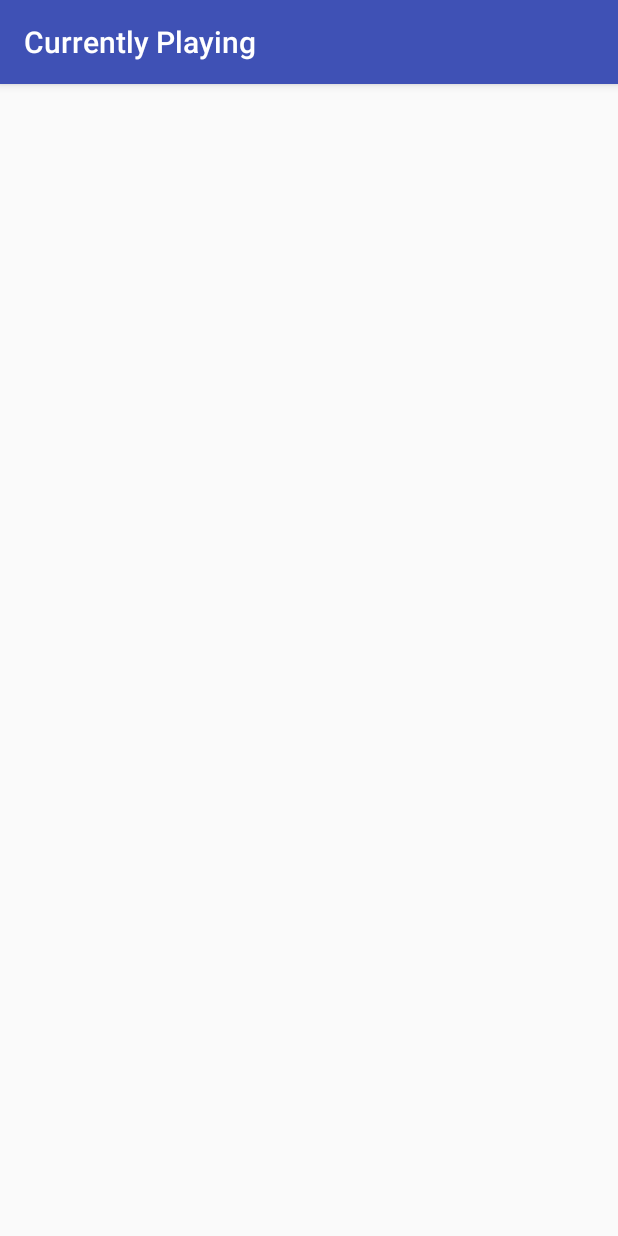
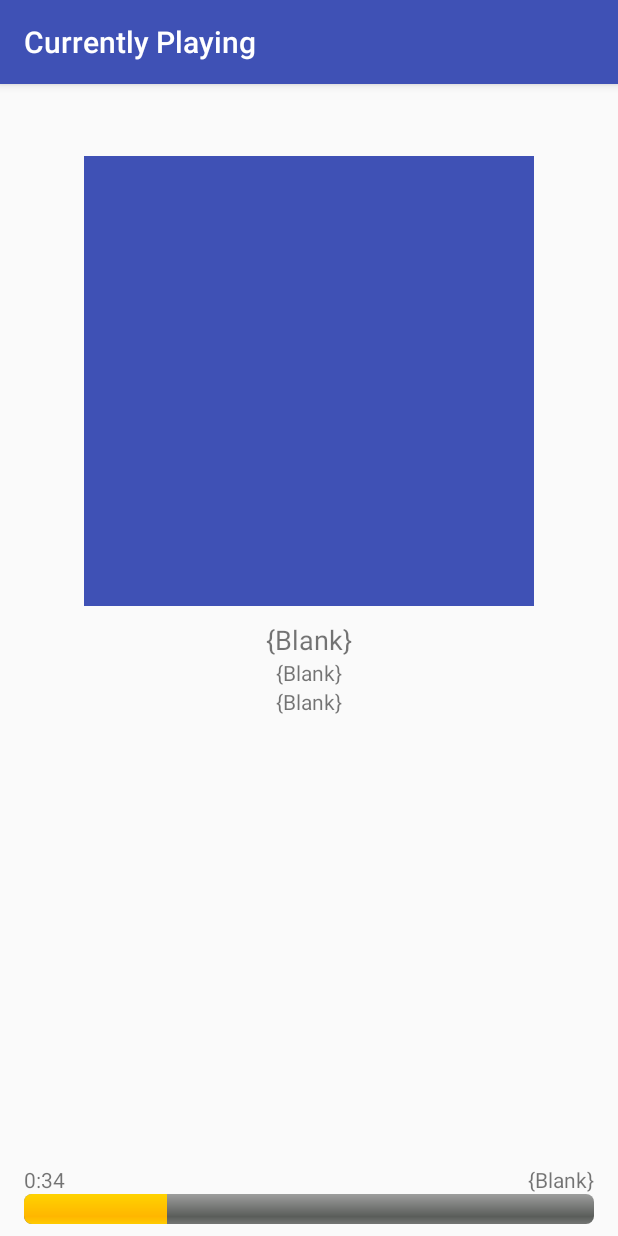
Before and after one commit to Shaddyjr/GenericMusicApp, an Android app: the PlayingSongActivity screen opened directly, with no data from a screen before it, on a phone screen of 412 x 824 dp. Run offline under Robolectric (Android 15) with nearby library versions, the phone set to English and light mode, and no system bars.

Commit message:
styled currently playing

```diff
--- a/app/src/main/java/com/example/asc_guest/genericmusicapp/PlayingSongActivity.java
+++ b/app/src/main/java/com/example/asc_guest/genericmusicapp/PlayingSongActivity.java
@@ -3,13 +3,26 @@ package com.example.asc_guest.genericmusicapp;
 import android.content.Intent;
 import android.support.v7.app.AppCompatActivity;
 import android.os.Bundle;
+import android.widget.TextView;
+
+import org.w3c.dom.Text;
 
 public class PlayingSongActivity extends AppCompatActivity {
     Intent mIntent;
+    TextView
+            mTitle,
+            mGenre,
+            mArtist,
+            mDuration;
     @Override
     protected void onCreate(Bundle savedInstanceState) {
         super.onCreate(savedInstanceState);
         setContentView(R.layout.activity_playing_song);
+
+        mTitle = findViewById(R.id.songName);
+        mGenre = findViewById(R.id.songGenre);
+        mArtist = findViewById(R.id.songArtist);
+        mDuration = findViewById(R.id.songDuration);
 
         mIntent = getIntent();
         if(mIntent.hasExtra("name")){
@@ -20,10 +33,17 @@ public class PlayingSongActivity extends AppCompatActivity {
     }
 
     private void songFill(Song song){
-
+        mTitle.setText(song.getTitle());
+        mArtist.setText(song.getArtist());
+        mGenre.setText(song.getGenre());
+        mDuration.setText(song.getDuration());
     }
 
     private void blankFill(){
-
+        String str = getResources().getString(R.string.blank);
+        mTitle.setText(str);
+        mArtist.setText(str);
+        mGenre.setText(str);
+        mDuration.setText(str);
     }
 }
--- a/app/src/main/java/com/example/asc_guest/genericmusicapp/Song.java
+++ b/app/src/main/java/com/example/asc_guest/genericmusicapp/Song.java
@@ -1,6 +1,7 @@
 package com.example.asc_guest.genericmusicapp;
 
 import android.support.annotation.NonNull;
+import android.util.Log;
 
 import java.util.ArrayList;
 import java.util.Collection;
@@ -87,7 +88,9 @@ public class Song implements Comparable{
      * @return Song
      */
     public static Song findByName(String name){
-        return all.get(hashRecord.get(name));
+        Log.v("blah", name);
+        Log.v("blah2",""+hashRecord.get(name));
+        return all.get(hashRecord.get(name)-1);
     }
 
     /**
--- a/app/src/main/java/com/example/asc_guest/genericmusicapp/SongAdapter.java
+++ b/app/src/main/java/com/example/asc_guest/genericmusicapp/SongAdapter.java
@@ -1,6 +1,7 @@
 package com.example.asc_guest.genericmusicapp;
 
 import android.app.Activity;
+import android.content.Intent;
 import android.content.res.Resources;
 import android.support.annotation.NonNull;
 import android.support.annotation.Nullable;
@@ -16,8 +17,10 @@ import java.util.ArrayList;
 import java.util.Random;
 
 public class SongAdapter extends ArrayAdapter<Song> {
+    Activity mActivity;
     SongAdapter(Activity context, ArrayList<Song> songs){
         super(context, 0, songs);
+        mActivity = context;
     }
 
     @NonNull
@@ -32,25 +35,35 @@ public class SongAdapter extends ArrayAdapter<Song> {
         }
 
         // after view recycled or inflated, securing object at position
-        Song songObj = getItem(position);
+        final Song song = getItem(position);
 
         // now, filling in view with information from the object
         TextView artist = singleSongView.findViewById(R.id.songArtist);
-        String artistString = getContext().getString(R.string.songArtist, songObj.getArtist());
+        String artistString = getContext().getString(R.string.songArtist, song.getArtist());
         artist.setText(artistString);
 
         TextView genre = singleSongView.findViewById(R.id.songGenre);
-        String genreString = getContext().getString(R.string.songGenre, songObj.getGenre());
+        String genreString = getContext().getString(R.string.songGenre, song.getGenre());
         genre.setText(genreString);
 
         TextView title = singleSongView.findViewById(R.id.songName);
-        title.setText(songObj.getTitle());
+        title.setText(song.getTitle());
 
         TextView duration = singleSongView.findViewById(R.id.songDuration);
-        duration.setText(songObj.getDuration());
+        duration.setText(song.getDuration());
 
         Button play = singleSongView.findViewById(R.id.songPlayButton);
         setLightBackground(play, position);
+
+        play.setOnClickListener(new View.OnClickListener(){
+            @Override
+            public void onClick(View v){
+                Intent intent = new Intent(mActivity, PlayingSongActivity.class);
+                intent.putExtra("name",song.getTitle());
+                mActivity.startActivity(intent);
+            }
+        });
+
 
         setBackgroundColor(singleSongView, position);
         return singleSongView;
--- a/app/src/main/res/layout/activity_playing_song.xml
+++ b/app/src/main/res/layout/activity_playing_song.xml
@@ -1,14 +1,44 @@
 <?xml version="1.0" encoding="utf-8"?>
 <RelativeLayout
     xmlns:android="http://schemas.android.com/apk/res/android"
-    xmlns:tools="http://schemas.android.com/tools"
-    android:layout_width="match_parent"
-    android:layout_height="match_parent"
-    tools:context=".PlayingSongActivity">
+    style="@style/generic_activity_container"
+    >
 
     <ImageView
-        android:layout_width="wrap_content"
-        android:layout_height="wrap_content" />
+        android:id="@+id/mainImg"
+        style="@style/currentlyPlayingImg"
+        />
 
+    <LinearLayout
+        style="@style/singleSongContent.currentlyPlaying"
+        >
+        <TextView
+            android:id="@+id/songName"
+            style="@style/songName.centered"
+            />
+        <TextView
+            android:id="@+id/songArtist"
+            style="@style/songArtist.centered"
+            />
+        <TextView
+            android:id="@+id/songGenre"
+            style="@style/songGenre.centered"
+            />
+    </LinearLayout>
+
+    <TextView
+        android:id="@+id/currentTime"
+        style="@style/currentlyPlayingTime"
+        android:text="@string/defaultTime"
+        />
+
+    <TextView
+        android:id="@+id/songDuration"
+        style="@style/currentlyPlayingTime.duration"
+        />
+    <ProgressBar
+        android:id="@+id/progBar"
+        style="@style/customProgressBar"
+        />
 
 </RelativeLayout>
--- a/app/src/main/res/values/strings.xml
+++ b/app/src/main/res/values/strings.xml
@@ -10,4 +10,7 @@
     <string name="songGenre">Genre: %1$s</string>
 
     <string name="playButton">Play</string>
+
+    <string name="blank">{Blank}</string>
+    <string name="defaultTime">0:34</string>
 </resources>
--- a/app/src/main/res/values/styles.xml
+++ b/app/src/main/res/values/styles.xml
@@ -111,6 +111,50 @@
 
     <!--End of Artist or Genre-->
 
+    <!--Currently Playing-->
+    <style name="currentlyPlayingImg">
+        <item name="android:layout_width">300dp</item>
+        <item name="android:layout_height">300dp</item>
+        <item name="android:layout_alignParentTop">true</item>
+        <item name="android:layout_centerHorizontal">true</item>
+        <item name="android:layout_marginTop">40dp</item>
+        <item name="android:background">@color/colorPrimary</item>
+    </style>
+
+    <style name="singleSongContent.currentlyPlaying">
+        <item name="android:layout_below">@+id/mainImg</item>
+    </style>
+
+    <style name="songArtist.centered">
+        <item name="android:textAlignment">center</item>
+    </style>
+
+    <style name="songGenre.centered">
+        <item name="android:textAlignment">center</item>
+    </style>
+
+    <style name="songName.centered">
+        <item name="android:textAlignment">center</item>
+    </style>
+
+    <style name="customProgressBar" parent="@android:style/Widget.ProgressBar.Horizontal">
+        <item name="android:layout_width">match_parent</item>
+        <item name="android:layout_height">wrap_content</item>
+        <item name="android:progress">25</item>
+        <item name="android:layout_alignParentBottom">true</item>
+    </style>
+
+    <style name="currentlyPlayingTime">
+        <item name="android:layout_width">wrap_content</item>
+        <item name="android:layout_height">wrap_content</item>
+        <item name="android:layout_above">@+id/progBar</item>
+    </style>
+
+    <style name="currentlyPlayingTime.duration">
+        <item name="android:layout_alignParentRight">true</item>
+    </style>
+    <!--End of Currently Playing-->
+
     <!--Activities -->
     <style name="generic_activity_container">
         <item name="android:layout_width">match_parent</item>
```
